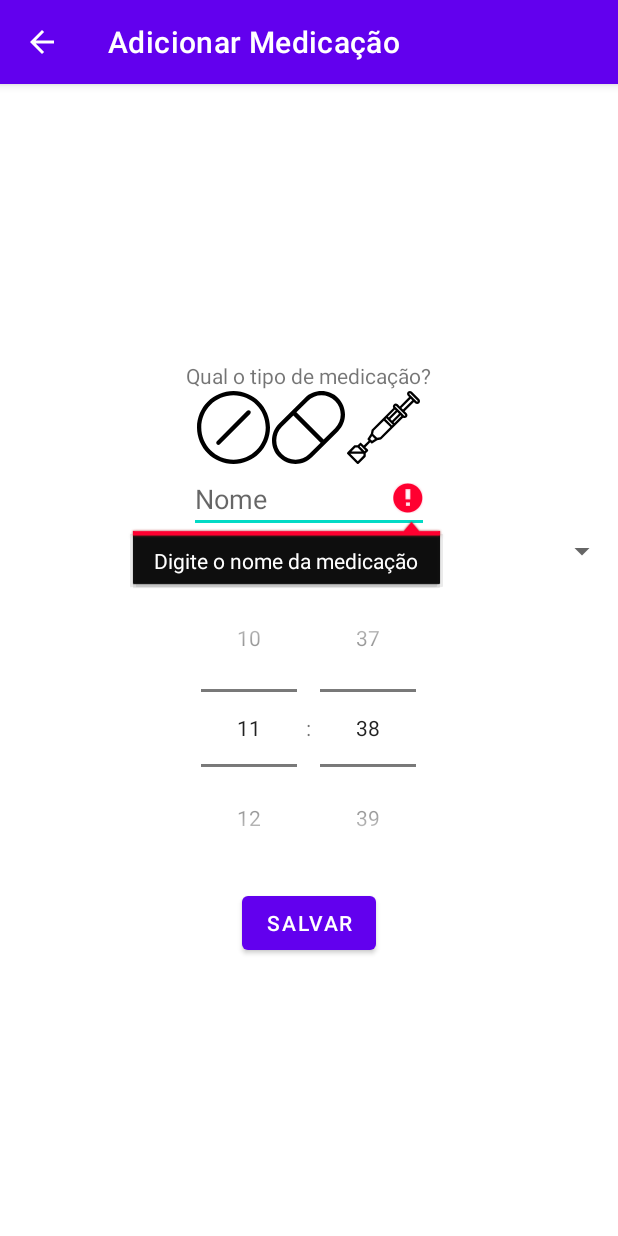
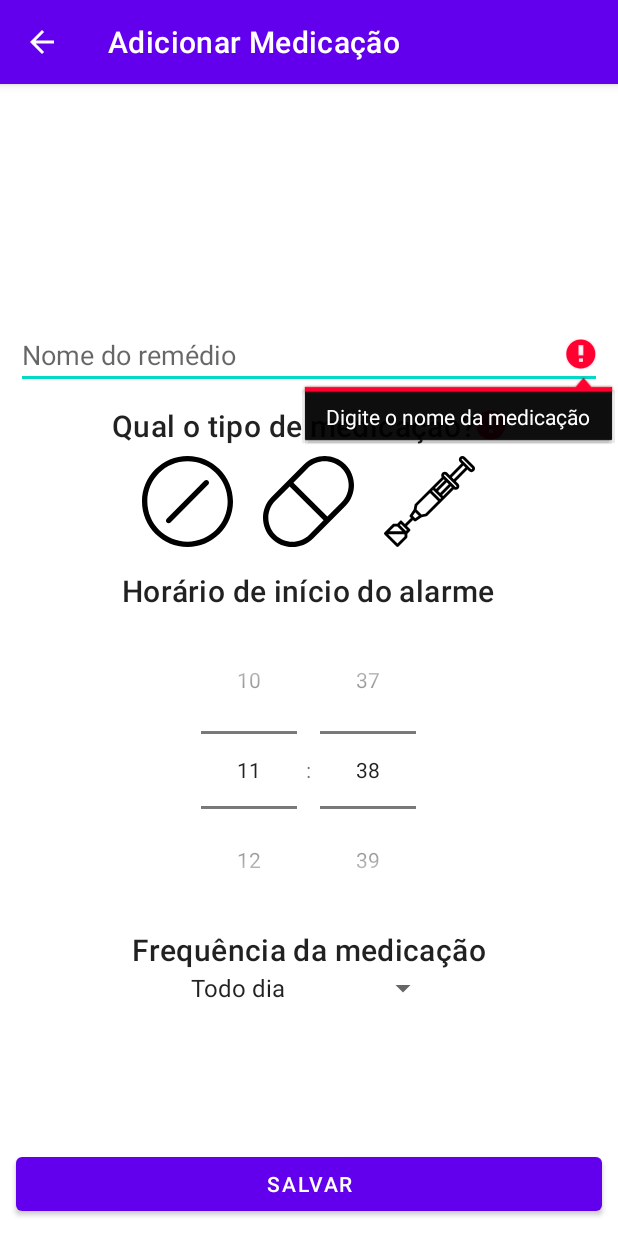
Before and after one commit to gafeol/doze-em-doze, an Android app: the AddMedication screen opened directly, with no data from a screen before it, after a tap on "SALVAR", on a phone screen of 412 x 824 dp. Run offline under Robolectric (Android 15) with nearby library versions, the phone set to English and light mode, and no system bars.

Commit message:
Enhance med view, saving frequency and image

```diff
--- a/app/src/main/AndroidManifest.xml
+++ b/app/src/main/AndroidManifest.xml
@@ -15,8 +15,7 @@
         <receiver
             android:name=".receiver.AlarmReceiver"
             android:enabled="true"
-            android:exported="false">
-        </receiver>
+            android:exported="false"></receiver>
 
         <activity
             android:name=".MedicationView"
@@ -36,6 +35,7 @@
             android:theme="@style/Theme.DozeEmDoze.NoActionBar">
             <intent-filter>
                 <action android:name="android.intent.action.MAIN" />
+
                 <category android:name="android.intent.category.LAUNCHER" />
             </intent-filter>
         </activity>
--- a/app/src/main/java/com/gafeol/dozeemdoze/AddMedication.kt
+++ b/app/src/main/java/com/gafeol/dozeemdoze/AddMedication.kt
@@ -10,6 +10,8 @@ import android.os.SystemClock
 import android.view.View
 import android.widget.EditText
 import android.widget.LinearLayout
+import android.widget.Spinner
+import android.widget.TextView
 import androidx.annotation.RequiresApi
 import androidx.appcompat.app.AppCompatActivity
 import androidx.core.view.children
@@ -17,21 +19,38 @@ import com.gafeol.dozeemdoze.receiver.AlarmReceiver
 import com.gafeol.dozeemdoze.style.TimePicker24
 
 class AddMedication : AppCompatActivity() {
-    private var img : Int = R.drawable.ic_pills
+    private var img : Int = -1
 
     override fun onCreate(savedInstanceState: Bundle?) {
         super.onCreate(savedInstanceState)
         setContentView(R.layout.activity_add_medication)
-        //setAlarm()
     }
 
     private fun checkForm() : Boolean {
+        var valid = true
         var nameEditText = findViewById<EditText>(R.id.nameEditText)
         if(nameEditText.text.isEmpty()){
-            nameEditText.setError("Digite o nome da medicação")
-            return false
+            nameEditText.error = "Digite o nome da medicação"
+            valid = false
         }
-        return true
+        var medicationTypeTextView = findViewById<TextView>(R.id.medicationTypeTextView)
+        if(img == -1){
+            medicationTypeTextView.error = "Escolha uma imagem"
+            valid = false
+        }
+        return valid
+    }
+
+    private fun getFrequency() : Int {
+        var frequencySpinner = findViewById<Spinner>(R.id.frequencySpinner)
+        return when (frequencySpinner.selectedItem.toString()) {
+            "Todo dia" -> 24*60
+            "12 em 12 horas" -> 12*60
+            "8 em 8 horas" -> 8*60
+            "6 em 6 horas" -> 6*60
+            "4 em 4 horas" -> 4*60
+            else -> throw Exception("Not known med frequency chosen")
+        }
     }
 
     @RequiresApi(Build.VERSION_CODES.M)
@@ -41,7 +60,7 @@ class AddMedication : AppCompatActivity() {
             val medName = nameEditText.text.toString()
             val timePicker = findViewById<TimePicker24>(R.id.startTimePicker)
             val startMinute = timePicker.hour*60 + timePicker.minute
-            val frequency = 24*60
+            val frequency = getFrequency()
             Medication(
                 medName,
                 img,
@@ -53,9 +72,7 @@ class AddMedication : AppCompatActivity() {
         }
     }
 
-    fun deselectImages() {
-        findViewById<LinearLayout>(R.id.imgLinearLayout).children.forEach { it.isSelected = false }
-    }
+    private fun deselectImages() = findViewById<LinearLayout>(R.id.imgLinearLayout).children.forEach { it.isSelected = false }
 
     fun chooseImage(view: View) {
         deselectImages()
@@ -76,7 +93,7 @@ class AddMedication : AppCompatActivity() {
         alarmManager?.setRepeating(
                 AlarmManager.ELAPSED_REALTIME_WAKEUP,
                 SystemClock.elapsedRealtime()  + 10 * 1000,
-                AlarmManager.INTERVAL_HALF_HOUR/30,
+                AlarmManager.INTERVAL_HALF_HOUR,
                 alarmIntent
         )
     }
--- a/app/src/main/java/com/gafeol/dozeemdoze/MedicationView.kt
+++ b/app/src/main/java/com/gafeol/dozeemdoze/MedicationView.kt
@@ -1,8 +1,10 @@
 package com.gafeol.dozeemdoze
 
 import android.os.Bundle
+import android.view.View
 import android.widget.ImageView
 import android.widget.TextView
+import android.widget.Toast
 import androidx.appcompat.app.AppCompatActivity
 
 class MedicationView : AppCompatActivity() {
@@ -19,4 +21,8 @@ class MedicationView : AppCompatActivity() {
         medImageView.setImageResource(med.img)
         // TODO: Add views for time and frequency as well
     }
+
+    fun editMedication(view: View) {
+        Toast.makeText(applicationContext, "Não implementado ainda", Toast.LENGTH_SHORT).show()
+    }
 }
--- a/app/src/main/java/com/gafeol/dozeemdoze/receiver/AlarmReceiver.kt
+++ b/app/src/main/java/com/gafeol/dozeemdoze/receiver/AlarmReceiver.kt
@@ -21,6 +21,7 @@ import android.content.BroadcastReceiver
 import android.content.Context
 import android.content.Intent
 import android.util.Log
+import android.widget.Toast
 import androidx.core.content.ContextCompat
 import com.gafeol.dozeemdoze.util.sendNotification
 
@@ -28,7 +29,7 @@ class AlarmReceiver: BroadcastReceiver() {
 
     override fun onReceive(context: Context, intent: Intent) {
         // TODO: Step 1.10 [Optional] remove toast
-        // Toast.makeText(context, "TOMA o remedio ai", Toast.LENGTH_SHORT).show()
+        Toast.makeText(context, "TOMA o remedio ai", Toast.LENGTH_SHORT).show()
         Log.d("ALRM", "Ativou o alarme para tomar o remedio!")
 
         // TODO: Step 1.9 add call to sendNotification
--- a/app/src/main/res/drawable/border.xml
+++ b/app/src/main/res/drawable/border.xml
@@ -1,13 +1,13 @@
 <?xml version="1.0" encoding="utf-8"?>
 <shape xmlns:android="http://schemas.android.com/apk/res/android">
     <stroke
-        android:width="1dp"
-        android:color="#444444" />
+        android:width="2dp"
+        android:color="#222222" />
     <padding
-        android:left="1dp"
-        android:top="1dp"
-        android:right="1dp"
-        android:bottom="1dp" />
+        android:left="5dp"
+        android:top="5dp"
+        android:right="5dp"
+        android:bottom="5dp" />
     <corners
         android:bottomRightRadius="8dip"
         android:bottomLeftRadius="8dip"
--- a/app/src/main/res/layout/activity_add_medication.xml
+++ b/app/src/main/res/layout/activity_add_medication.xml
@@ -1,4 +1,12 @@
 <?xml version="1.0" encoding="utf-8"?>
+<androidx.constraintlayout.widget.ConstraintLayout xmlns:android="http://schemas.android.com/apk/res/android"
+    xmlns:app="http://schemas.android.com/apk/res-auto"
+    xmlns:tools="http://schemas.android.com/tools"
+    android:layout_width="match_parent"
+    android:layout_height="match_parent"
+    android:padding="5dp"
+    tools:context=".AddMedication">
+
     <LinearLayout xmlns:android="http://schemas.android.com/apk/res/android"
         xmlns:app="http://schemas.android.com/apk/res-auto"
         xmlns:tools="http://schemas.android.com/tools"
@@ -6,15 +14,30 @@
         android:layout_height="match_parent"
         android:gravity="center"
         android:orientation="vertical"
-    tools:context=".AddMedication">
+        app:layout_constraintTop_toTopOf="parent"
+        android:padding="5dp">
+
+        <EditText
+            android:id="@+id/nameEditText"
+            android:layout_width="match_parent"
+            android:layout_height="wrap_content"
+            android:layout_marginVertical="5dp"
+            android:hint="Nome do remédio"
+            android:inputType="textShortMessage" />
 
         <TextView
+            android:id="@+id/medicationTypeTextView"
+            android:layout_marginTop="5dp"
+            android:layout_marginBottom="2dp"
             android:text="Qual o tipo de medicação?"
+            android:textAppearance="@style/TextAppearance.MaterialComponents.Headline6"
             android:layout_width="wrap_content"
             android:layout_height="wrap_content"/>
         <HorizontalScrollView
+            android:layout_marginBottom="5dp"
             android:layout_width="match_parent"
             android:layout_height="wrap_content">
+
             <LinearLayout
                 android:id="@+id/imgLinearLayout"
                 android:layout_width="wrap_content"
@@ -27,39 +50,37 @@
                     android:onClick="chooseImage"
                     android:scaleType="fitCenter"
                     android:background="@drawable/border_selector"
-                android:layout_width="50dp"
-                android:layout_height="50dp"/>
+                    android:layout_marginHorizontal="5dp"
+                    android:layout_width="70dp"
+                    android:layout_height="70dp"/>
                 <ImageButton
                     android:src="@drawable/ic_long_medicine"
                     android:tag="ic_long_medicine"
                     android:onClick="chooseImage"
                     android:scaleType="fitCenter"
                     android:background="@drawable/border_selector"
-                android:layout_width="50dp"
-                android:layout_height="50dp"/>
+                    android:layout_marginHorizontal="5dp"
+                    android:layout_width="70dp"
+                    android:layout_height="70dp"/>
                 <ImageButton
                     android:src="@drawable/ic_injection"
                     android:tag="ic_injection"
                     android:onClick="chooseImage"
                     android:scaleType="fitCenter"
                     android:background="@drawable/border_selector"
-                android:layout_width="50dp"
-                android:layout_height="50dp"/>
+                    android:layout_marginHorizontal="5dp"
+                    android:layout_width="70dp"
+                    android:layout_height="70dp"/>
 
             </LinearLayout>
         </HorizontalScrollView>
 
-    <EditText
-        android:id="@+id/nameEditText"
-        android:layout_width="160dp"
+        <TextView
+            android:layout_width="wrap_content"
             android:layout_height="wrap_content"
-        android:hint="Nome"
-        android:inputType="textShortMessage" />
-
-    <Spinner
-        android:id="@+id/frequencySpinner"
-        android:layout_width="match_parent"
-        android:layout_height="wrap_content" />
+            android:layout_marginTop="5dp"
+            android:text="Horário de início do alarme"
+            android:textAppearance="@style/TextAppearance.MaterialComponents.Headline6"/>
 
         <com.gafeol.dozeemdoze.style.TimePicker24
             android:id="@+id/startTimePicker"
@@ -67,11 +88,25 @@
             android:layout_height="wrap_content"
             android:timePickerMode="spinner"/>
 
+        <TextView
+            android:layout_width="wrap_content"
+            android:layout_height="wrap_content"
+            android:textAppearance="@style/TextAppearance.MaterialComponents.Headline6"
+            android:text="Frequência da medicação"/>
+
+        <Spinner
+            android:id="@+id/frequencySpinner"
+            android:entries="@array/frequency"
+            android:layout_width="wrap_content"
+            android:layout_height="wrap_content" />
+    </LinearLayout>
+
     <Button
         android:id="@+id/saveButton"
-        android:layout_width="wrap_content"
+        android:layout_width="match_parent"
         android:layout_height="wrap_content"
+        android:layout_margin="5dp"
         android:onClick="saveMedication"
+        app:layout_constraintBottom_toBottomOf="parent"
         android:text="Salvar" />
-
-</LinearLayout>
+</androidx.constraintlayout.widget.ConstraintLayout>
--- a/app/src/main/res/layout/activity_medication_view.xml
+++ b/app/src/main/res/layout/activity_medication_view.xml
@@ -16,6 +16,7 @@
 
         <ImageView
             android:id="@+id/medImageView"
+            android:layout_margin="10dp"
             app:layout_flexGrow="1"
             app:layout_maxWidth="80dp"
             app:layout_maxHeight="80dp"
@@ -27,13 +28,13 @@
             style="@style/MaterialAlertDialog.MaterialComponents.Title.Text"
             android:layout_width="wrap_content"
             android:layout_height="wrap_content"
-            android:text="Testing some text here"
             app:layout_flexGrow="3" />
 
     </com.google.android.flexbox.FlexboxLayout>
 
     <com.google.android.material.floatingactionbutton.FloatingActionButton
-        android:id="@+id/fab"
+        android:id="@+id/editMedFab"
+        android:onClick="editMedication"
         android:layout_width="wrap_content"
         android:layout_height="wrap_content"
         android:layout_gravity="bottom|end"
--- a/app/src/main/res/values/strings.xml
+++ b/app/src/main/res/values/strings.xml
@@ -5,7 +5,18 @@
     <string name="notification_title">Hora do remédio!</string>
     <string-array name="frequency">
         <item>Todo dia</item>
-        <item>De 12 em 12 horas</item>
-        <item>De 8 em 8 horas</item>
+        <item>12 em 12 horas</item>
+        <item>8 em 8 horas</item>
+        <item>6 em 6 horas</item>
+        <item>4 em 4 horas</item>
     </string-array>
+    <string name="title_activity_edit_medication">EditMedication</string>
+    <!-- Strings used for fragments for navigation -->
+    <string name="first_fragment_label">First Fragment</string>
+    <string name="second_fragment_label">Second Fragment</string>
+    <string name="next">Next</string>
+    <string name="previous">Previous</string>
+
+    <string name="hello_first_fragment">Hello first fragment</string>
+    <string name="hello_second_fragment">Hello second fragment. Arg: %1$s</string>
 </resources>
```
Also changed, not shown: app/src/main/java/com/gafeol/dozeemdoze/Medications.kt (+12 -11 lines), app/src/main/res/drawable/ic_check.xml (added, +10 -0 lines). Lines whose indentation alone changed are shown as unchanged.
